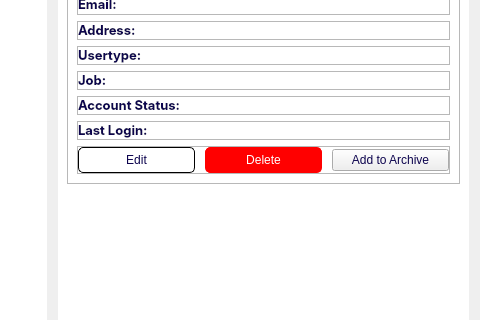
Qt form app/src/ui/NEW/accounts_page.ui (Kazu0210/Inventory-System) before a commit; both pictures show x 683 to 1163 and y 213 to 533 of the 1163 by 616 pixel window.
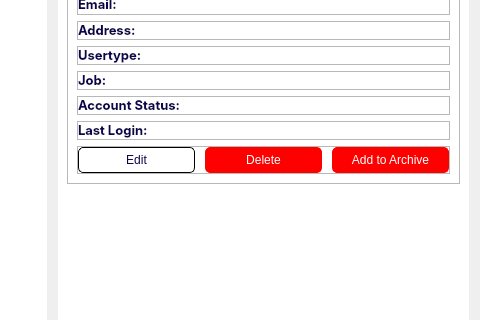
The same form after that commit.

```diff
--- a/app/src/ui/NEW/accounts_page.ui
+++ b/app/src/ui/NEW/accounts_page.ui
@@ -1466,6 +1466,13 @@
             </item>
             <item>
              <widget class="QPushButton" name="archive_pushButton">
+              <property name="styleSheet">
+               <string notr="true">background-color: red;
+color: #fff;
+border: 1px solid red;
+border-radius: 5px;
+padding: 5px;</string>
+              </property>
               <property name="text">
                <string>Add to Archive</string>
               </property>
```
